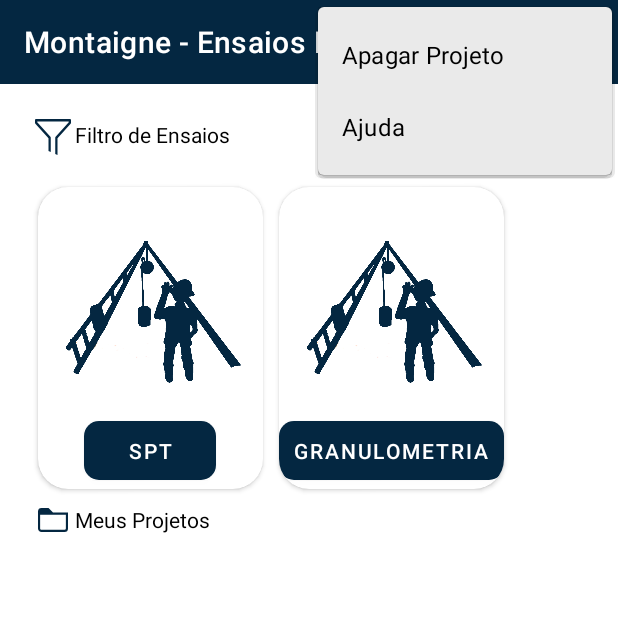
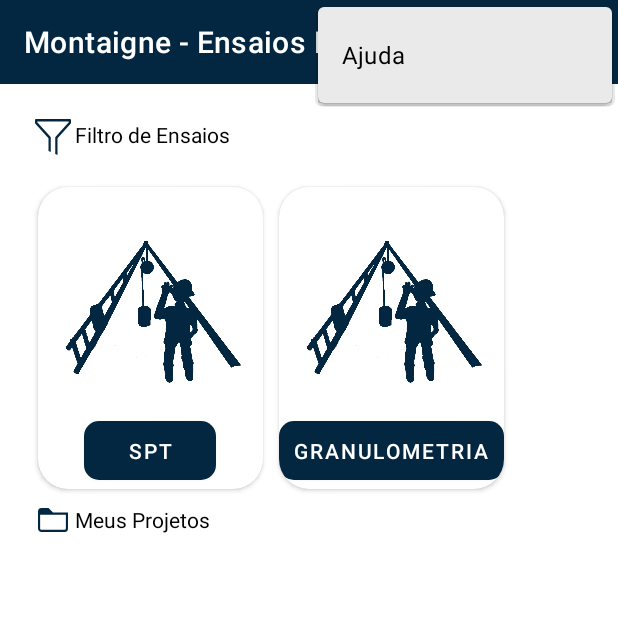
Before and after one commit to Montaigne-ensaios/montaigne_app, an Android app: the screen it shows after launch (HomeActivity), with the options menu open, on a phone screen of 412 x 824 dp, the top half of it. Run offline under Robolectric (Android 15) with nearby library versions, the phone set to English and light mode, and no system bars; our stand-ins replace Firebase (no records; nobody signed in at launch, a user with empty details on screens opened directly).

Commit message:
Melhorias na interface e finalizando ActionMode

```diff
--- a/app/src/main/java/com/montaigne/montaigneapp/ui/home/HomeVM.java
+++ b/app/src/main/java/com/montaigne/montaigneapp/ui/home/HomeVM.java
@@ -33,6 +33,10 @@ public class HomeVM extends ViewModel {
 
     public void setClickListener(IClickListener clickListener) {
         this.clickListener = clickListener;
+    }
+
+    public ProjetosSalvosAdapter getAdapterProjetosSalvos() {
+        return adapterProjetosSalvos;
     }
 
     protected void initializeProjetoCategoriaAdapter(RecyclerView recyclerProjetoCategorias) {
--- a/app/src/main/res/menu/menu_main.xml
+++ b/app/src/main/res/menu/menu_main.xml
@@ -9,12 +9,7 @@
         android:title="novo projeto"
         android:icon="@drawable/ic_add"
         app:showAsAction="always" />
-    <item
-        android:id="@+id/delete"
-        android:orderInCategory="100"
-        android:title="Apagar Projeto"
-        android:icon="@android:drawable/ic_menu_delete"
-        app:showAsAction="never" />
+
     <item
         android:id="@+id/action_ver"
         android:orderInCategory="100"
--- a/app/src/main/res/values/themes.xml
+++ b/app/src/main/res/values/themes.xml
@@ -38,9 +38,7 @@
         <item name="imageButtonStyle">@style/ImageButton_light</item>
         <item name="editTextStyle">@style/Edit_Text_light</item>
         <item name="iconTint">@color/color_primary_light</item>
-
-
-
+        <item name="windowActionModeOverlay">true</item>
 
 
 
```
Also changed, not shown: app/src/main/java/com/montaigne/montaigneapp/ui/home/HomeActivity.java (+8 -4 lines), app/src/main/java/com/montaigne/montaigneapp/ui/home/ProjetosSalvosAdapter.java (+18 -23 lines).
